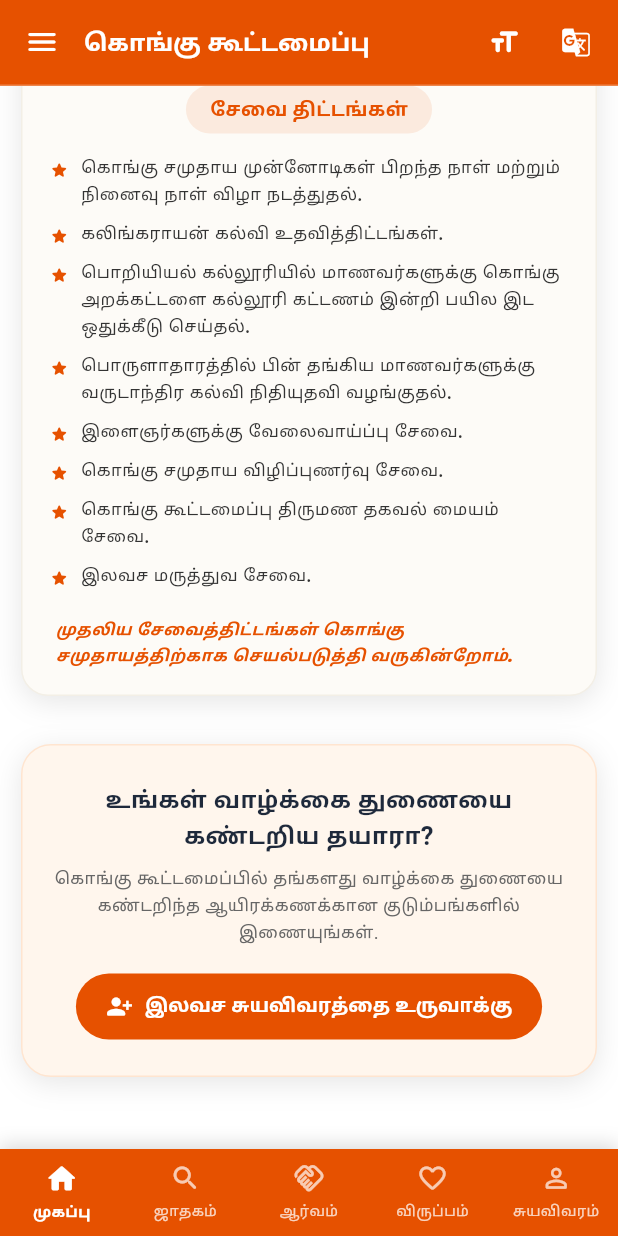
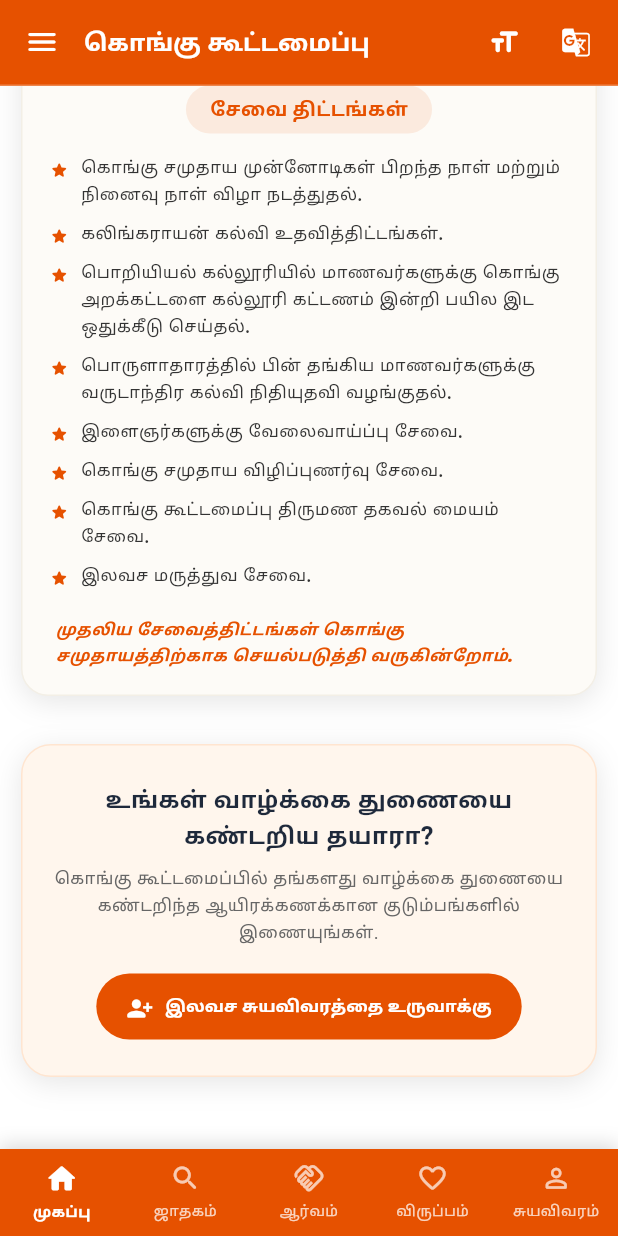
Before and after one commit to Rithish-25/Kongu-Matrimony, a Flutter app: the screen it shows after launch, scrolled down 372 dp, on a phone screen of 412 x 824 dp. Run offline on Flutter 3.47's test engine with Material 3 defaults, Android fonts, the phone set to English and light mode, and no system bars; our stand-ins replace flutter_native_splash, google_fonts, image_picker, shared_preferences; missing offline and left inert: dart:html, file_picker_platform_interface; network calls fail.

Commit message:
Fix UI overflow in profile photo bottom sheet, splash background color, and button text vertical clipping

```diff
--- a/frontend/lib/screens/home/home_screen.dart
+++ b/frontend/lib/screens/home/home_screen.dart
@@ -182,17 +182,21 @@ class HomeScreen extends StatelessWidget {
                               backgroundColor: AppColors.primary,
                               foregroundColor: Colors.white,
                               elevation: 0,
-                              padding: const EdgeInsets.symmetric(horizontal: 20, vertical: 10),
+                              padding: const EdgeInsets.symmetric(horizontal: 20, vertical: 14),
                               shape: RoundedRectangleBorder(
                                 borderRadius: BorderRadius.circular(22),
                               ),
                             ),
                             icon: const Icon(Icons.person_add_alt_1_rounded, size: 18),
-                            label: Text(
-                              AppLanguageController.text('Create Free Profile'),
-                              style: GoogleFonts.roboto(
-                                fontSize: 14,
-                                fontWeight: FontWeight.bold,
+                            label: FittedBox(
+                              fit: BoxFit.scaleDown,
+                              child: Text(
+                                AppLanguageController.text('Create Free Profile'),
+                                style: GoogleFonts.roboto(
+                                  fontSize: 14,
+                                  fontWeight: FontWeight.bold,
+                                  height: 1.25,
+                                ),
                               ),
                             ),
                           ),
--- a/frontend/pubspec.yaml
+++ b/frontend/pubspec.yaml
@@ -107,10 +107,10 @@ flutter_launcher_icons:
 flutter_native_splash:
   color: "#FAF8F5"
   image: assets/home-logo.png
-  color_dark: "#1A1A1A"
+  color_dark: "#FAF8F5"
   image_dark: assets/home-logo.png
+  fullscreen: true
   android_12:
     image: assets/home-logo.png
     icon_background_color: "#FAF8F5"
-    icon_background_color_dark: "#1A1A1A"
   web: false
```
Also changed, not shown: frontend/lib/screens/profile/profile_screen.dart (+12 -6 lines), frontend/assets/splash_android12.png (added), 1 other file.
